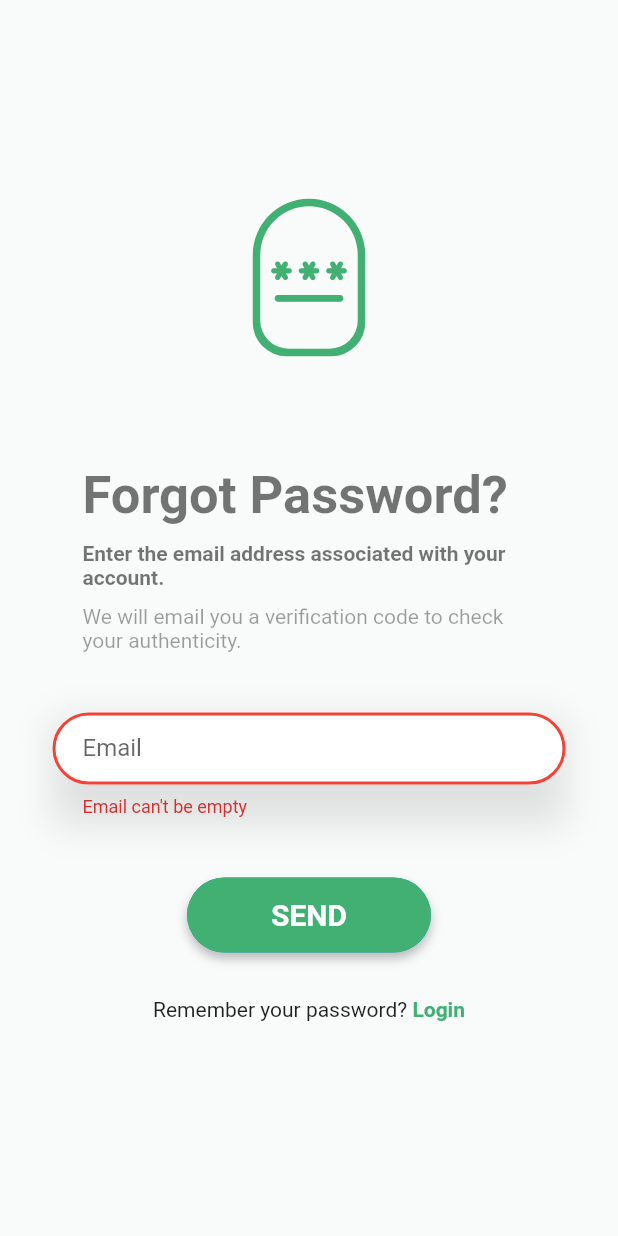
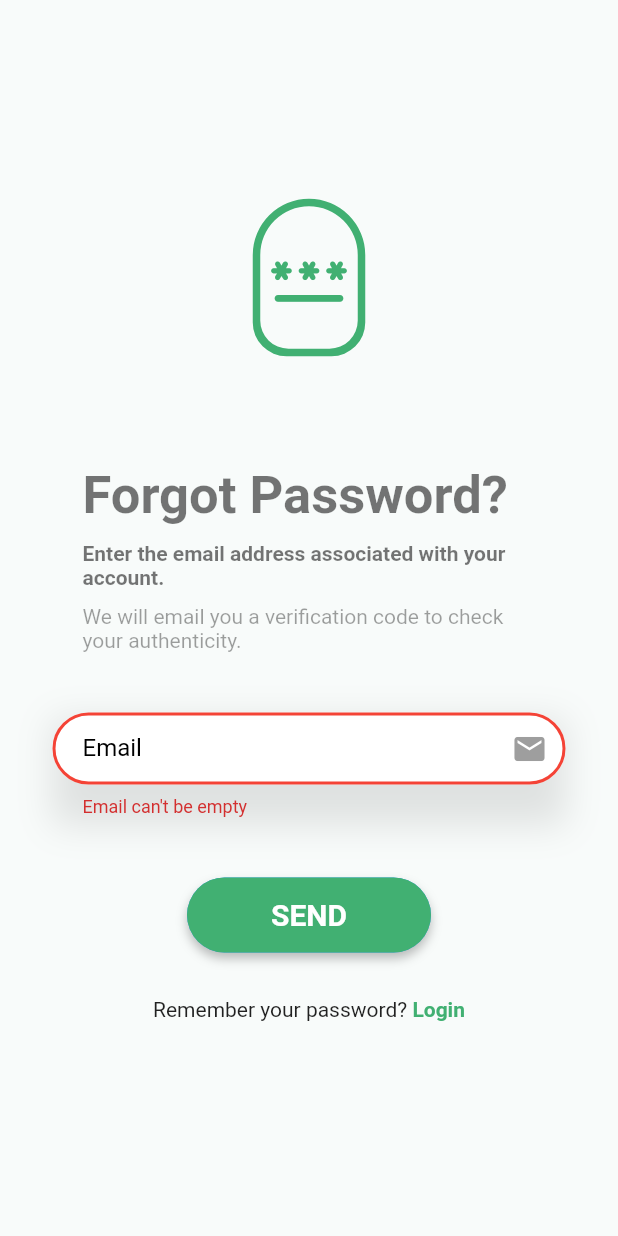
Before and after one commit to Firaskraiem1/Aldoc, a Flutter app: the ForgotPasswordPage screen opened directly, after a tap on "SEND", on a phone screen of 412 x 824 dp. Run offline on Flutter 3.47's test engine with Material 2 defaults, Android fonts, the phone set to English and light mode, and no system bars; our stand-ins replace camera, connectivity_plus, file_picker, flutter_local_notifications, fluttertoast, hexcolor and 6 more; missing offline and left inert: email_otp, flutter_pdfview, folder_file_saver, share_screenshot_widget.

Commit message:
someUpdatesInEmailAuthVerification

```diff
--- a/lib/UI/registration/AddNewPassword.dart
+++ b/lib/UI/registration/AddNewPassword.dart
@@ -77,6 +77,7 @@ class _AddNewPasswordState extends State<AddNewPassword> {
                                 child: TextFormField(
                                   obscureText: iSobscureNewPassword,
                                   decoration: InputDecoration(
+                                    suffixIconColor: Colors.grey,
                                     suffixIcon: IconButton(
                                         onPressed: () {
                                           setState(() {
@@ -92,6 +93,8 @@ class _AddNewPasswordState extends State<AddNewPassword> {
                                                 Icons.key,
                                               )),
                                     labelText: "New password",
+                                    labelStyle:
+                                        const TextStyle(color: Colors.black),
                                     hintText: "Enter your new password",
                                     fillColor: Colors.white,
                                     filled: true,
@@ -133,6 +136,7 @@ class _AddNewPasswordState extends State<AddNewPassword> {
                                 child: TextFormField(
                                   obscureText: iSobscureConfirmPassword,
                                   decoration: InputDecoration(
+                                    suffixIconColor: Colors.grey,
                                     suffixIcon: IconButton(
                                         onPressed: () {
                                           setState(() {
@@ -148,6 +152,8 @@ class _AddNewPasswordState extends State<AddNewPassword> {
                                                 Icons.key,
                                               )),
                                     labelText: "Confirm new password",
+                                    labelStyle:
+                                        const TextStyle(color: Colors.black),
                                     hintText: "Enter your confirm new password",
                                     fillColor: Colors.white,
                                     filled: true,
--- a/lib/UI/registration/ThemeHelper.dart
+++ b/lib/UI/registration/ThemeHelper.dart
@@ -6,7 +6,9 @@ class ThemeHelper {
       [String lableText = "", String hintText = "", IconData? ic]) {
     return InputDecoration(
       suffixIcon: Icon(ic),
+      suffixIconColor: Colors.grey,
       labelText: lableText,
+      labelStyle: const TextStyle(color: Colors.black),
       hintText: hintText,
       fillColor: Colors.white,
       filled: true,
--- a/lib/UI/registration/forget_password.dart
+++ b/lib/UI/registration/forget_password.dart
@@ -108,7 +108,7 @@ class _ForgotPasswordPageState extends State<ForgotPasswordPage> {
                                 child: TextFormField(
                                   controller: email,
                                   decoration: ThemeHelper().textInputDecoration(
-                                      "Email", "Enter your email"),
+                                      "Email", "Enter your email", Icons.email),
                                   validator: (val) {
                                     if (val!.isEmpty) {
                                       return "Email can't be empty";
@@ -143,7 +143,7 @@ class _ForgotPasswordPageState extends State<ForgotPasswordPage> {
                                     if (_formKey.currentState!.validate()) {
                                       myauth.setConfig(
                                           appEmail: email.text,
-                                          appName: "Email OTP",
+                                          appName: "Email code verification",
                                           userEmail: email.text,
                                           otpLength: 4,
                                           otpType: OTPType.digitsOnly);
@@ -151,7 +151,8 @@ class _ForgotPasswordPageState extends State<ForgotPasswordPage> {
                                         ScaffoldMessenger.of(context)
                                             .showSnackBar(const SnackBar(
                                           backgroundColor: Color(0xff41B072),
-                                          content: Text("OTP has been sent"),
+                                          content: Text(
+                                              "Verification code has been sent "),
                                         ));
                                         Navigator.pushReplacement(
                                           context,
@@ -166,7 +167,7 @@ class _ForgotPasswordPageState extends State<ForgotPasswordPage> {
                                             .showSnackBar(const SnackBar(
                                           backgroundColor: Color(0xff41B072),
                                           content:
-                                              Text("Oops, OTP send failed"),
+                                              Text("Oops, code send failed"),
                                         ));
                                       }
                                     }
--- a/lib/UI/registration/signIn.dart
+++ b/lib/UI/registration/signIn.dart
@@ -89,6 +89,7 @@ class _LoginPageState extends State<LoginPage> {
                                   child: TextField(
                                     obscureText: iSobscurePassword,
                                     decoration: InputDecoration(
+                                      suffixIconColor: Colors.grey,
                                       suffixIcon: IconButton(
                                           onPressed: () {
                                             setState(() {
@@ -104,6 +105,8 @@ class _LoginPageState extends State<LoginPage> {
                                                   Icons.key,
                                                 )),
                                       labelText: "Password*",
+                                      labelStyle:
+                                          const TextStyle(color: Colors.black),
                                       hintText: "Enter your password",
                                       fillColor: Colors.white,
                                       filled: true,
--- a/lib/UI/registration/signUp.dart
+++ b/lib/UI/registration/signUp.dart
@@ -153,6 +153,7 @@ class _RegistrationPageState extends State<RegistrationPage> {
                             child: TextFormField(
                               obscureText: iSobscureText1,
                               decoration: InputDecoration(
+                                suffixIconColor: Colors.grey,
                                 suffixIcon: IconButton(
                                     onPressed: () {
                                       setState(() {
@@ -167,6 +168,8 @@ class _RegistrationPageState extends State<RegistrationPage> {
                                             Icons.key,
                                           )),
                                 labelText: "Password*",
+                                labelStyle:
+                                    const TextStyle(color: Colors.black),
                                 hintText: "Enter your password",
                                 fillColor: Colors.white,
                                 filled: true,
@@ -204,6 +207,7 @@ class _RegistrationPageState extends State<RegistrationPage> {
                             child: TextFormField(
                               obscureText: iSobscureText2,
                               decoration: InputDecoration(
+                                suffixIconColor: Colors.grey,
                                 suffixIcon: IconButton(
                                     onPressed: () {
                                       setState(() {
@@ -218,6 +222,8 @@ class _RegistrationPageState extends State<RegistrationPage> {
                                             Icons.key,
                                           )),
                                 labelText: "Confirm Password*",
+                                labelStyle:
+                                    const TextStyle(color: Colors.black),
                                 hintText: "Enter your confirm password",
                                 fillColor: Colors.white,
                                 filled: true,
```
Also changed, not shown: lib/UI/registration/forget_password_verification_page.dart (+5 -32 lines).
